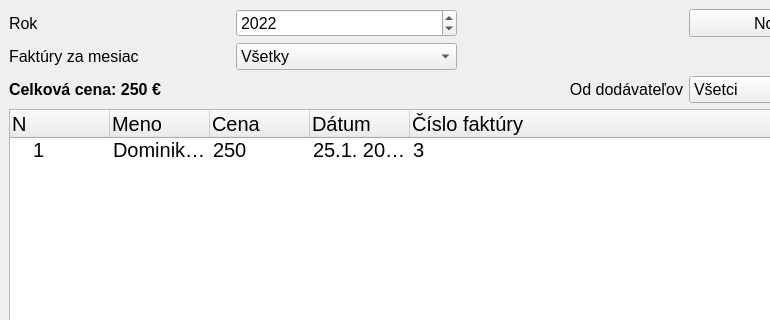
Qt form Pages/mainpage.ui (Gustopoll/InvoiceMaker) before a commit; both pictures show x 0 to 770 and y 0 to 320 of the 919 by 535 pixel window.
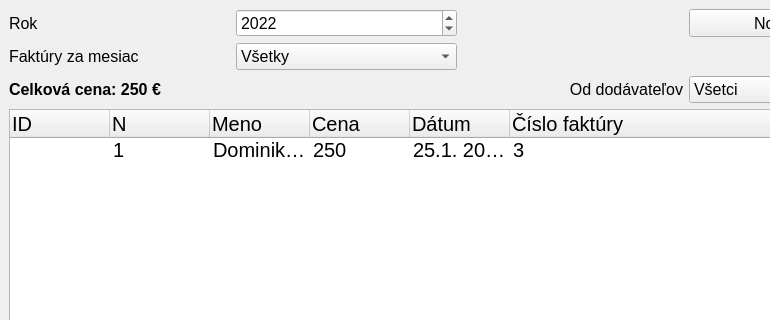
The same form after that commit.

Patch:
```diff
--- a/Pages/mainpage.ui
+++ b/Pages/mainpage.ui
@@ -61,6 +61,11 @@
         <attribute name="headerStretchLastSection">
          <bool>true</bool>
         </attribute>
+        <column>
+         <property name="text">
+          <string>ID</string>
+         </property>
+        </column>
         <column>
          <property name="text">
           <string>N</string>
@@ -91,7 +96,15 @@
           <string/>
          </property>
         </column>
+        <column>
+         <property name="text">
+          <string/>
+         </property>
+        </column>
         <item>
+         <property name="text">
+          <string/>
+         </property>
          <property name="text">
           <string>1</string>
          </property>
@@ -110,6 +123,9 @@
          <property name="text">
           <string>X</string>
          </property>
+         <property name="text">
+          <string>X</string>
+         </property>
         </item>
        </widget>
       </item>
```
